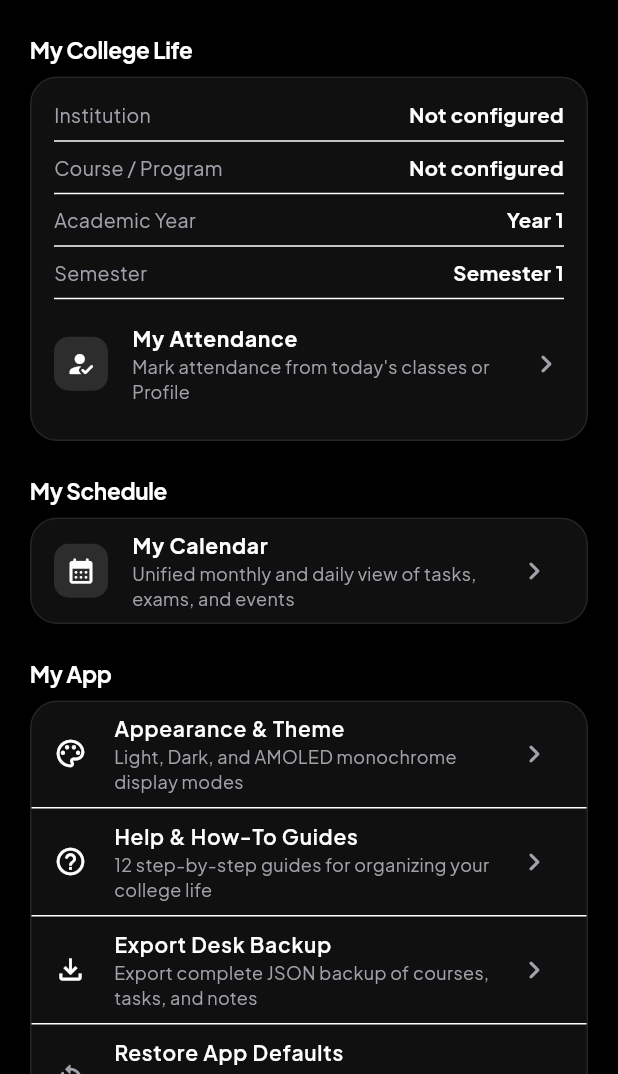
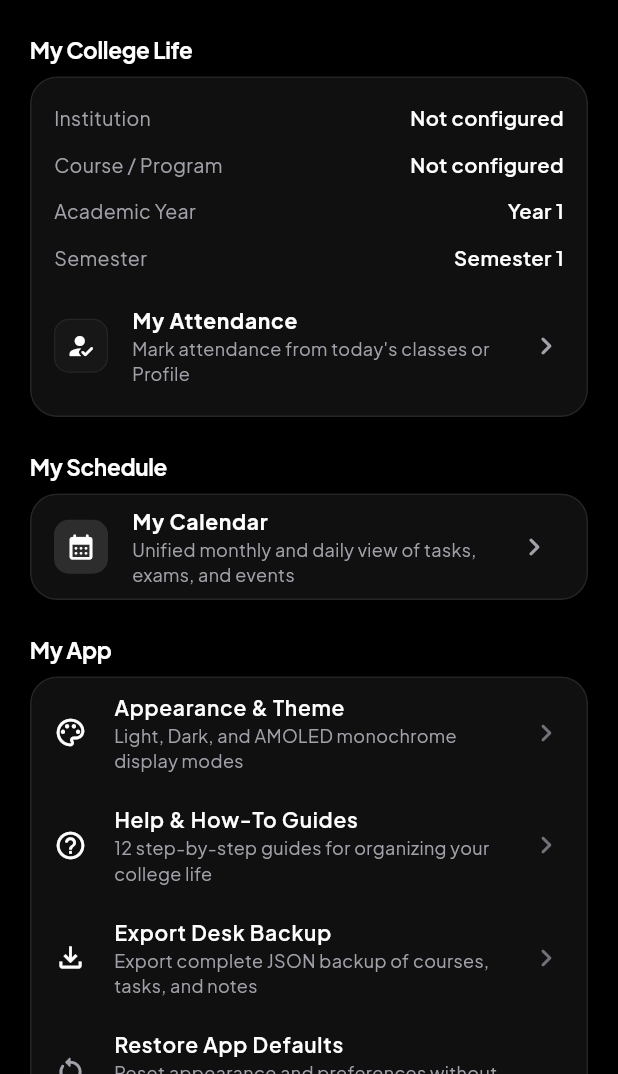
Before and after one commit to bhvyshrm/Studesk, a Flutter app: the ProfileScreen screen opened directly, on a phone screen of 412 x 824 dp, the part 162-1236 px from its top. Run offline on Flutter 3.47's test engine with Material 3 defaults, Android fonts, the phone set to English and light mode, and no system bars; our stand-ins replace google_fonts, shared_preferences, supabase_flutter; accounts and stored records are empty; network calls fail.

Commit message:
style(profile): remove unnecessary dividers

```diff
--- a/lib/features/profile/presentation/profile_screen.dart
+++ b/lib/features/profile/presentation/profile_screen.dart
@@ -711,12 +711,15 @@ class _ProfileScreenState extends State<ProfileScreen> {
                       Material(
                         color: stuTheme.surfaceTier1,
                         shape: RoundedRectangleBorder(
-                          borderRadius: BorderRadius.circular(18),
+                          borderRadius: BorderRadius.circular(AppRadii.lg),
                           side: BorderSide(color: stuTheme.border),
                         ),
                         clipBehavior: Clip.antiAlias,
                         child: Padding(
-                          padding: const EdgeInsets.all(16),
+                          padding: const EdgeInsets.symmetric(
+                            horizontal: 16,
+                            vertical: 12,
+                          ),
                           child: Column(
                             children: [
                               _buildInfoRow(
@@ -726,7 +729,6 @@ class _ProfileScreenState extends State<ProfileScreen> {
                                     : 'Not configured',
                                 stuTheme,
                               ),
-                              const Divider(height: 16),
                               _buildInfoRow(
                                 'Course / Program',
                                 profile.course.isNotEmpty
@@ -734,7 +736,6 @@ class _ProfileScreenState extends State<ProfileScreen> {
                                     : 'Not configured',
                                 stuTheme,
                               ),
-                              const Divider(height: 16),
                               _buildInfoRow(
                                 'Academic Year',
                                 profile.academicYear.isNotEmpty
@@ -742,7 +743,6 @@ class _ProfileScreenState extends State<ProfileScreen> {
                                     : 'Year 1',
                                 stuTheme,
                               ),
-                              const Divider(height: 16),
                               _buildInfoRow(
                                 'Semester',
                                 profile.semester.isNotEmpty
@@ -750,21 +750,23 @@ class _ProfileScreenState extends State<ProfileScreen> {
                                     : 'Semester 1',
                                 stuTheme,
                               ),
-                              const Divider(height: 16),
+                              const SizedBox(height: 8),
                               ListTile(
                                 contentPadding: EdgeInsets.zero,
                                 leading: Container(
                                   width: 36,
                                   height: 36,
                                   decoration: BoxDecoration(
-                                    color: stuTheme.accent.withValues(
-                                      alpha: 0.12,
+                                    color: stuTheme.surfaceTier2,
+                                    borderRadius: BorderRadius.circular(10),
+                                    border: Border.all(
+                                      color: stuTheme.border,
+                                      width: 0.8,
                                     ),
-                                    borderRadius: BorderRadius.circular(10),
                                   ),
                                   child: Icon(
                                     Icons.how_to_reg_rounded,
-                                    color: stuTheme.accent,
+                                    color: stuTheme.textPrimary,
                                     size: 20,
                                   ),
                                 ),
@@ -881,16 +883,20 @@ class _ProfileScreenState extends State<ProfileScreen> {
                       Material(
                         color: stuTheme.surfaceTier1,
                         shape: RoundedRectangleBorder(
-                          borderRadius: BorderRadius.circular(18),
+                          borderRadius: BorderRadius.circular(AppRadii.lg),
                           side: BorderSide(color: stuTheme.border),
                         ),
                         clipBehavior: Clip.antiAlias,
                         child: Column(
                           children: [
                             ListTile(
+                              contentPadding: const EdgeInsets.symmetric(
+                                horizontal: 16,
+                                vertical: 2,
+                              ),
                               leading: Icon(
                                 Icons.palette_outlined,
-                                color: stuTheme.accent,
+                                color: stuTheme.textPrimary,
                                 size: 22,
                               ),
                               title: Text(
@@ -910,15 +916,18 @@ class _ProfileScreenState extends State<ProfileScreen> {
                               ),
                               trailing: Icon(
                                 Icons.chevron_right_rounded,
-                                color: stuTheme.textSecondary,
+                                color: stuTheme.textMuted,
                               ),
                               onTap: _showAppearanceCustomizationDialog,
                             ),
-                            const Divider(height: 1),
                             ListTile(
+                              contentPadding: const EdgeInsets.symmetric(
+                                horizontal: 16,
+                                vertical: 2,
+                              ),
                               leading: Icon(
                                 Icons.help_outline_rounded,
-                                color: stuTheme.accent,
+                                color: stuTheme.textPrimary,
                                 size: 22,
                               ),
                               title: Text(
@@ -938,15 +947,18 @@ class _ProfileScreenState extends State<ProfileScreen> {
                               ),
                               trailing: Icon(
                                 Icons.chevron_right_rounded,
-                                color: stuTheme.textSecondary,
+                                color: stuTheme.textMuted,
                               ),
                               onTap: () => HelpGuidesSheet.show(context),
                             ),
-                            const Divider(height: 1),
                             ListTile(
+                              contentPadding: const EdgeInsets.symmetric(
+                                horizontal: 16,
+                                vertical: 2,
+                              ),
                               leading: Icon(
                                 Icons.file_download_outlined,
-                                color: stuTheme.accent,
+                                color: stuTheme.textPrimary,
                                 size: 22,
                               ),
                               title: Text(
@@ -966,15 +978,18 @@ class _ProfileScreenState extends State<ProfileScreen> {
                               ),
                               trailing: Icon(
                                 Icons.chevron_right_rounded,
-                                color: stuTheme.textSecondary,
+                                color: stuTheme.textMuted,
                               ),
                               onTap: _exportDeskData,
                             ),
-                            const Divider(height: 1),
                             ListTile(
+                              contentPadding: const EdgeInsets.symmetric(
+                                horizontal: 16,
+                                vertical: 2,
+                              ),
                               leading: Icon(
                                 Icons.restart_alt_rounded,
-                                color: stuTheme.warning,
+                                color: stuTheme.textSecondary,
                                 size: 22,
                               ),
                               title: Text(
@@ -1005,19 +1020,22 @@ class _ProfileScreenState extends State<ProfileScreen> {
                                 }
                               },
                             ),
-                            const Divider(height: 1),
                             ListTile(
+                              contentPadding: const EdgeInsets.symmetric(
+                                horizontal: 16,
+                                vertical: 2,
+                              ),
                               leading: Icon(
                                 Icons.logout_rounded,
-                                color: stuTheme.error,
+                                color: stuTheme.textPrimary,
                                 size: 22,
                               ),
                               title: Text(
                                 'Sign Out',
                                 style: TextStyle(
                                   fontSize: 14,
-                                  fontWeight: FontWeight.bold,
-                                  color: stuTheme.error,
+                                  fontWeight: FontWeight.w600,
+                                  color: stuTheme.textPrimary,
                                 ),
                               ),
                               onTap: _handleSignOut,
@@ -1043,7 +1061,9 @@ class _ProfileScreenState extends State<ProfileScreen> {
     String value,
     StuDeskThemeExtension stuTheme,
   ) {
-    return Row(
+    return Padding(
+      padding: const EdgeInsets.symmetric(vertical: 6.0),
+      child: Row(
         mainAxisAlignment: MainAxisAlignment.spaceBetween,
         children: [
           Text(
@@ -1056,12 +1076,13 @@ class _ProfileScreenState extends State<ProfileScreen> {
               textAlign: TextAlign.right,
               style: TextStyle(
                 fontSize: 13.5,
-              fontWeight: FontWeight.bold,
+                fontWeight: FontWeight.w600,
                 color: stuTheme.textPrimary,
               ),
             ),
           ),
         ],
+      ),
     );
   }
 }
```
Lines whose indentation alone changed are shown as unchanged.
